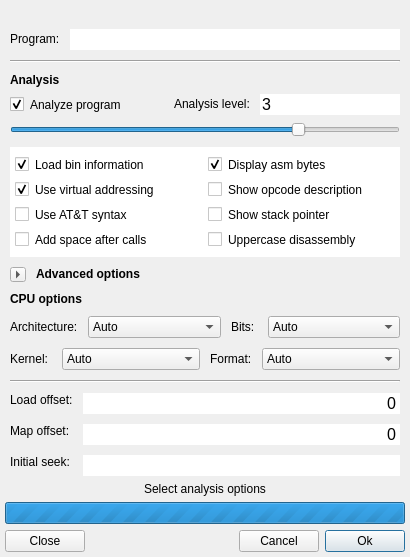
Above: src/optionsdialog.ui from rizinorg/cutter before the change. Below: the same form after it.
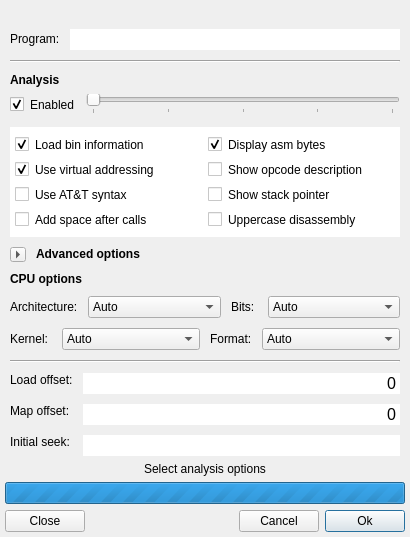
That is the form after the change. Icons and pictures are not drawn.

Commit message: beautified analysis dialog (https://i.imgur.com/HN2S5in.gif)

Diff of the .ui file:
```diff
--- a/src/optionsdialog.ui
+++ b/src/optionsdialog.ui
@@ -214,7 +214,7 @@
               <item>
                <widget class="QCheckBox" name="analCheckBox">
                 <property name="sizePolicy">
-                 <sizepolicy hsizetype="Expanding" vsizetype="Fixed">
+                 <sizepolicy hsizetype="Minimum" vsizetype="Fixed">
                   <horstretch>0</horstretch>
                   <verstretch>0</verstretch>
                  </sizepolicy>
@@ -223,7 +223,7 @@
                  <string notr="true"/>
                 </property>
                 <property name="text">
-                 <string>Analyze program</string>
+                 <string>Enabled</string>
                 </property>
                 <property name="checked">
                  <bool>true</bool>
@@ -231,69 +231,38 @@
                </widget>
               </item>
               <item>
-               <widget class="QLabel" name="label_4">
+               <widget class="QSlider" name="analSlider">
                 <property name="sizePolicy">
-                 <sizepolicy hsizetype="Minimum" vsizetype="Fixed">
+                 <sizepolicy hsizetype="MinimumExpanding" vsizetype="Fixed">
                   <horstretch>0</horstretch>
                   <verstretch>0</verstretch>
                  </sizepolicy>
                 </property>
-                <property name="text">
-                 <string>Analysis level:</string>
+                <property name="minimum">
+                 <number>0</number>
                 </property>
-               </widget>
-              </item>
-              <item>
-               <widget class="QLineEdit" name="analLevel">
-                <property name="sizePolicy">
-                 <sizepolicy hsizetype="Fixed" vsizetype="Fixed">
-                  <horstretch>0</horstretch>
-                  <verstretch>0</verstretch>
-                 </sizepolicy>
+                <property name="maximum">
+                 <number>4</number>
                 </property>
-                <property name="font">
-                 <font>
-                  <pointsize>12</pointsize>
-                 </font>
+                <property name="pageStep">
+                 <number>1</number>
                 </property>
-                <property name="text">
-                 <string>3</string>
+                <property name="value">
+                 <number>0</number>
                 </property>
-                <property name="frame">
+                <property name="orientation">
+                 <enum>Qt::Horizontal</enum>
+                </property>
+                <property name="invertedAppearance">
                  <bool>false</bool>
                 </property>
-                <property name="readOnly">
-                 <bool>true</bool>
+                <property name="tickPosition">
+                 <enum>QSlider::TicksBelow</enum>
                 </property>
                </widget>
               </item>
              </layout>
             </item>
-            <item>
-             <widget class="QSlider" name="analSlider">
-              <property name="minimum">
-               <number>0</number>
-              </property>
-              <property name="maximum">
-               <number>4</number>
-              </property>
-              <property name="pageStep">
-               <number>1</number>
-              </property>
-              <property name="value">
-               <number>3</number>
-              </property>
-              <property name="orientation">
-               <enum>Qt::Horizontal</enum>
-              </property>
-              <property name="invertedAppearance">
-               <bool>false</bool>
-              </property>
-              <property name="tickPosition">
-               <enum>QSlider::NoTicks</enum>
-              </property>
-             </widget>
-            </item>
            </layout>
           </item>
           <item>
```
Left out of the diff: 2 changed lines with no effect on the pictures. The commit also changes 2 other files.
